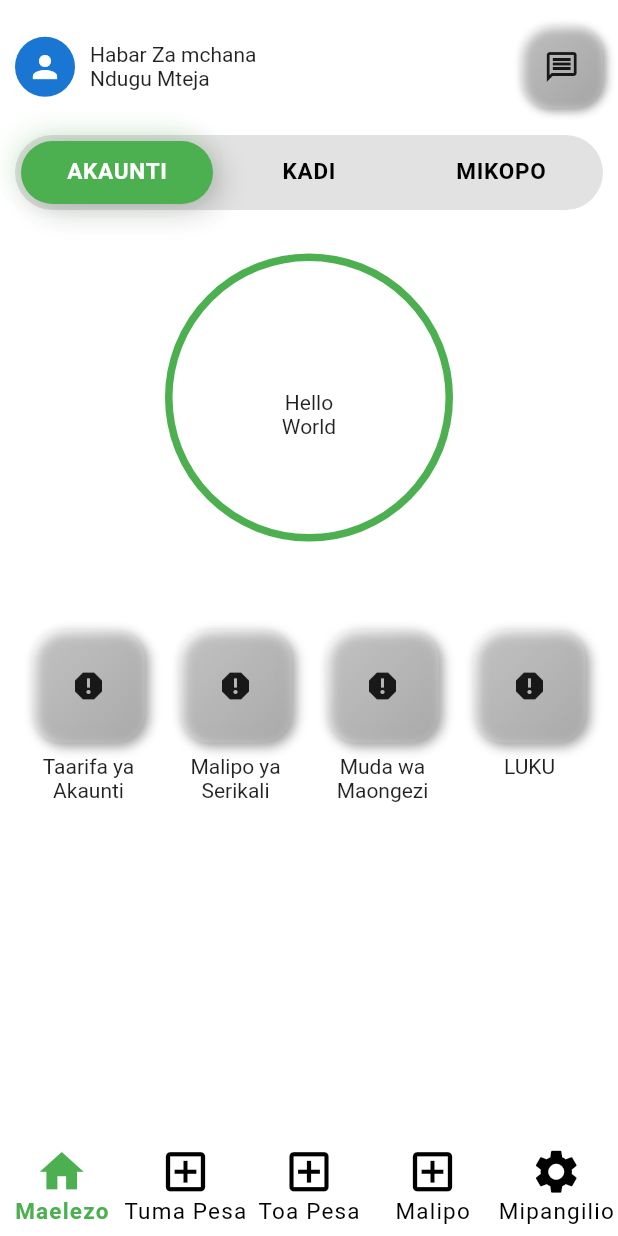
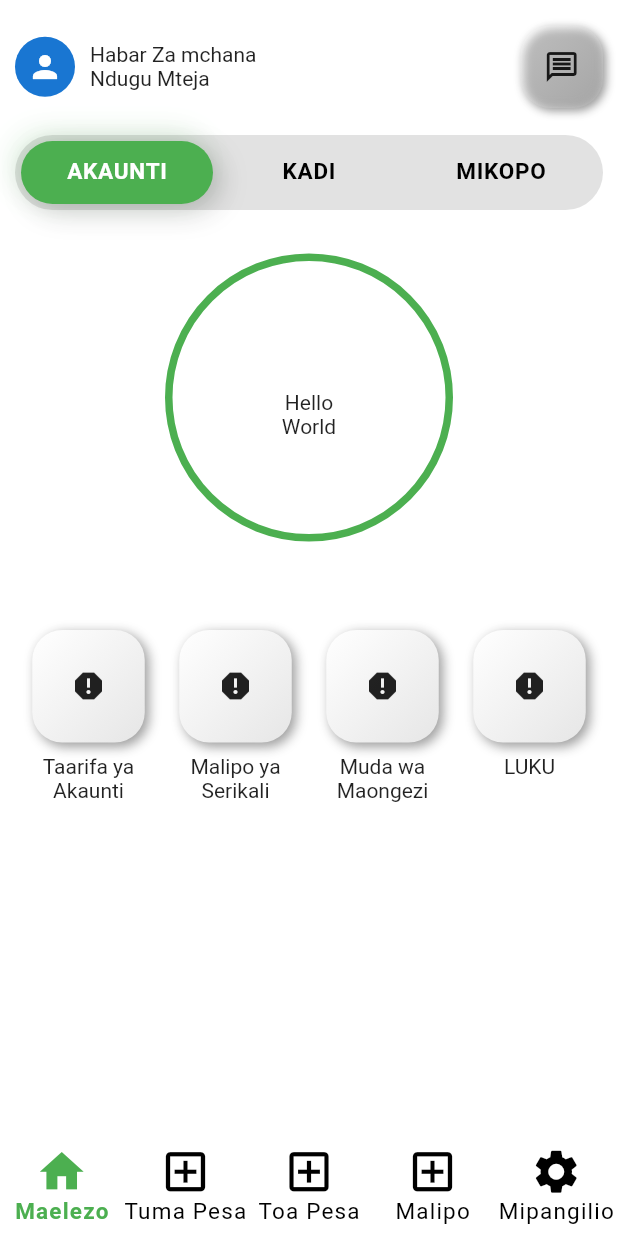
Before and after one commit to Mideny21/crdb_ui, a Flutter app: the screen it shows after launch, on a phone screen of 412 x 824 dp. Run offline on Flutter 3.47's test engine with Material 2 defaults, Android fonts, the phone set to English and light mode, and no system bars; drawn by our look-alikes of flutter_neumorphic.

Commit message:
putted the white color

```diff
--- a/lib/pages/maelezo.dart
+++ b/lib/pages/maelezo.dart
@@ -161,10 +161,10 @@ class ServiceCard extends StatelessWidget {
                         depth: 5,
                         // intensity: 0.,
                         lightSource: LightSource.topLeft,
-                        color: const Color.fromRGBO(255, 255, 255, 0.303)),
+                        color: Colors.white),
                     child: itemslistIcon![index]),
               ),
-              SizedBox(height: 8),
+              const SizedBox(height: 8),
               Text(itemslistName![index],
                   textAlign: TextAlign.center, softWrap: true)
             ],
```
